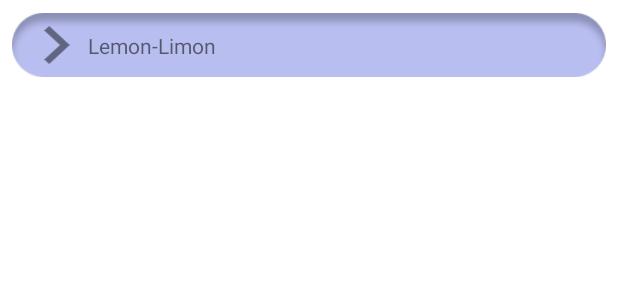
After one commit to kuscuhasann/MyDictionary, an Android app: the layout recylerview_item.xml on its own in the app's theme, with its tools: preview values and no code run, on a phone screen of 412 x 824 dp. The commit adds this screen. Shown: the top 300 px of the screen. Run offline under Robolectric (Android 15) with nearby library versions, the phone set to English and light mode, and no system bars.

Commit message:
[Feature][Hasan Kuscu][desinged for pages]

```diff
--- a/app/src/main/java/com/pakt_games/mydictionary/SplashActivity.kt
+++ b/app/src/main/java/com/pakt_games/mydictionary/SplashActivity.kt
@@ -11,7 +11,7 @@ class SplashActivity : AppCompatActivity() {
 
     override fun onCreate(savedInstanceState: Bundle?) {
         super.onCreate(savedInstanceState)
-        setContentView(R.layout.activity_main)
+        setContentView(R.layout.activity_splash)
 
         //Timer Thread
         Timer().schedule(object : TimerTask() {
--- /dev/null
+++ b/app/src/main/res/drawable/ic_right_arrow.xml
@@ -0,0 +1,10 @@
+<vector xmlns:android="http://schemas.android.com/apk/res/android"
+    android:width="9dp"
+    android:height="14dp"
+    android:viewportWidth="9"
+    android:viewportHeight="14">
+  <path
+      android:pathData="M1.7126,0L0,1.645L5.5627,7L0,12.355L1.7126,14L9,7L1.7126,0Z"
+      android:fillColor="#000000"
+      android:fillAlpha="0.47"/>
+</vector>
--- /dev/null
+++ b/app/src/main/res/layout/recylerview_item.xml
@@ -0,0 +1,42 @@
+<?xml version="1.0" encoding="utf-8"?>
+<androidx.constraintlayout.widget.ConstraintLayout
+    xmlns:android="http://schemas.android.com/apk/res/android"
+    xmlns:app="http://schemas.android.com/apk/res-auto"
+    xmlns:tools="http://schemas.android.com/tools"
+    android:layout_width="match_parent"
+    android:layout_height="wrap_content">
+
+    <androidx.appcompat.widget.AppCompatImageView
+        android:id="@+id/imageViewBackGround"
+        android:layout_width="match_parent"
+        android:layout_height="wrap_content"
+        android:layout_marginStart="@dimen/eight_point"
+        android:layout_marginEnd="@dimen/eight_point"
+        android:layout_marginBottom="@dimen/fourteen_point"
+        android:src="@drawable/reycler_item_bg"
+        app:layout_constraintBottom_toBottomOf="parent"
+        app:layout_constraintEnd_toEndOf="parent"
+        app:layout_constraintStart_toStartOf="parent"
+        app:layout_constraintTop_toTopOf="parent" />
+
+    <androidx.appcompat.widget.AppCompatImageView
+        android:id="@+id/imageViewRightArrow"
+        android:layout_width="@dimen/twenty_five_point"
+        android:layout_height="@dimen/twenty_five_point"
+        android:layout_marginStart="@dimen/twenty_five_point"
+        android:src="@drawable/ic_right_arrow"
+        app:layout_constraintBottom_toBottomOf="@+id/imageViewBackGround"
+        app:layout_constraintStart_toStartOf="parent"
+        app:layout_constraintTop_toTopOf="parent" />
+
+    <androidx.appcompat.widget.AppCompatTextView
+        android:id="@+id/textViewKeyValue"
+        android:layout_width="wrap_content"
+        android:layout_height="wrap_content"
+        tools:text="Lemon-Limon"
+        app:layout_constraintBottom_toBottomOf="@+id/imageViewBackGround"
+        app:layout_constraintStart_toEndOf="@+id/imageViewRightArrow"
+        app:layout_constraintTop_toTopOf="parent"
+        android:layout_marginStart="@dimen/eight_point"/>
+
+</androidx.constraintlayout.widget.ConstraintLayout>
--- a/app/src/main/res/values/colors.xml
+++ b/app/src/main/res/values/colors.xml
@@ -7,4 +7,10 @@
     <color name="teal_700">#FF018786</color>
     <color name="black">#FF000000</color>
     <color name="white">#FFFFFFFF</color>
+
+    // Project Colors
+    <color name="my_dictionary_purple">#1B2DCD</color>
+    <color name="my_dictionary_lilac">#A383CD</color>
+    <color name="my_dictionary_blue">#260797FF</color>
+    <color name="my_dictionary_light_blue">#1A0797FF</color>
 </resources>
--- /dev/null
+++ b/app/src/main/res/values/dimen.xml
@@ -0,0 +1,10 @@
+<?xml version="1.0" encoding="utf-8"?>
+<resources>
+    <dimen name="five_point">5dp</dimen>
+    <dimen name="eight_point">8dp</dimen>
+    <dimen name="fourteen_point">14dp</dimen>
+    <dimen name="sixteen_point">16dp</dimen>
+    <dimen name="twenty_one_point">21dp</dimen>
+    <dimen name="twenty_five_point">25dp</dimen>
+    <dimen name="two_hundred_fifty_point">250dp</dimen>
+</resources>
--- a/app/src/main/res/values/strings.xml
+++ b/app/src/main/res/values/strings.xml
@@ -2,4 +2,7 @@
     <string name="app_name">MyDictionary</string>
     <!-- TODO: Remove or change this placeholder text -->
     <string name="hello_blank_fragment">Hello blank fragment</string>
+    <string name="no_word_found">Henüz kelime eklemediniz, haydi başlayalım.</string>
+    <string name="primary_key">Birinci kelimeyi giriniz</string>
+    <string name="secondary_value">İkinci kelimeyi giriniz</string>
 </resources>
```
Also changed, not shown: app/src/main/res/drawable/ic_deneme.xml (added, +10 -0 lines), app/src/main/res/layout/activity_splash.xml (renamed from app/src/main/res/layout/activity_main.xml, +7 -5 lines), app/src/main/res/layout/fragment_my_dictionary.xml (+40 -3 lines), app/src/main/res/drawable/button_word_add.png (added), app/src/main/res/drawable/edt_background.png (added), app/src/main/res/drawable/my_dictionary_icon.png (added), app/src/main/res/drawable/reycler_item_bg.png (added).
